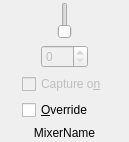
First picture: the form in plugins/alsa-sound/alsa-mixer-element-ui.ui, repository pbek/kradio, before the edit.
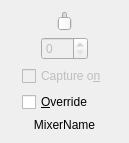
Second picture: the form after the edit. Custom widgets are drawn as their Qt base class.

```diff
--- a/plugins/alsa-sound/alsa-mixer-element-ui.ui
+++ b/plugins/alsa-sound/alsa-mixer-element-ui.ui
@@ -18,9 +18,6 @@
        <property name="orientation">
         <enum>Qt::Horizontal</enum>
        </property>
-       <property name="sizeType">
-        <enum>QSizePolicy::Expanding</enum>
-       </property>
        <property name="sizeHint" stdset="0">
         <size>
          <width>16</width>
@@ -82,9 +79,6 @@
        <property name="orientation">
         <enum>Qt::Horizontal</enum>
        </property>
-       <property name="sizeType">
-        <enum>QSizePolicy::Expanding</enum>
-       </property>
        <property name="sizeHint" stdset="0">
         <size>
          <width>20</width>
@@ -102,9 +96,6 @@
        <property name="orientation">
         <enum>Qt::Horizontal</enum>
        </property>
-       <property name="sizeType">
-        <enum>QSizePolicy::Expanding</enum>
-       </property>
        <property name="sizeHint" stdset="0">
         <size>
          <width>11</width>
@@ -131,9 +122,6 @@
        <property name="orientation">
         <enum>Qt::Horizontal</enum>
        </property>
-       <property name="sizeType">
-        <enum>QSizePolicy::Expanding</enum>
-       </property>
        <property name="sizeHint" stdset="0">
         <size>
          <width>11</width>
@@ -219,7 +207,6 @@
    </item>
   </layout>
  </widget>
- <layoutdefault spacing="6" margin="2"/>
  <customwidgets>
   <customwidget>
    <class>KIntSpinBox</class>
```
